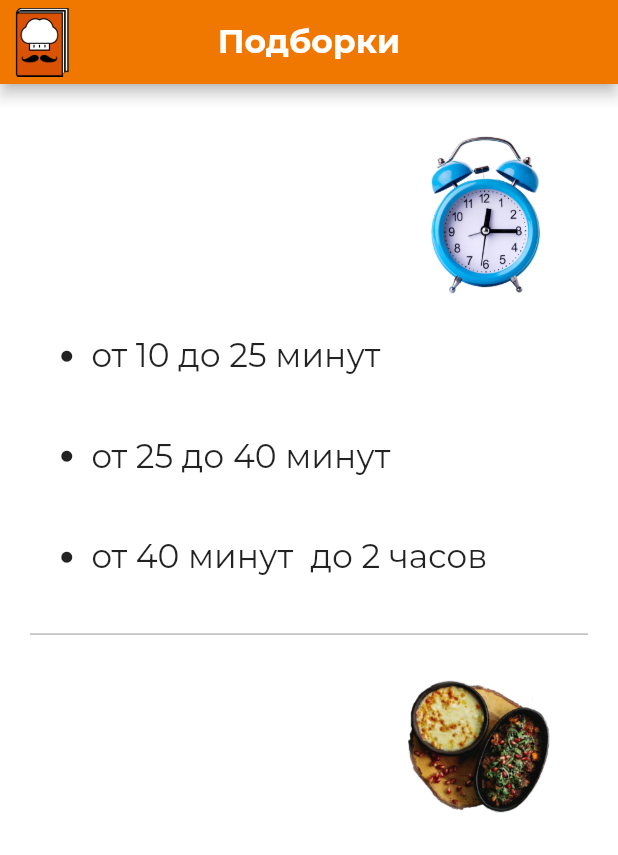
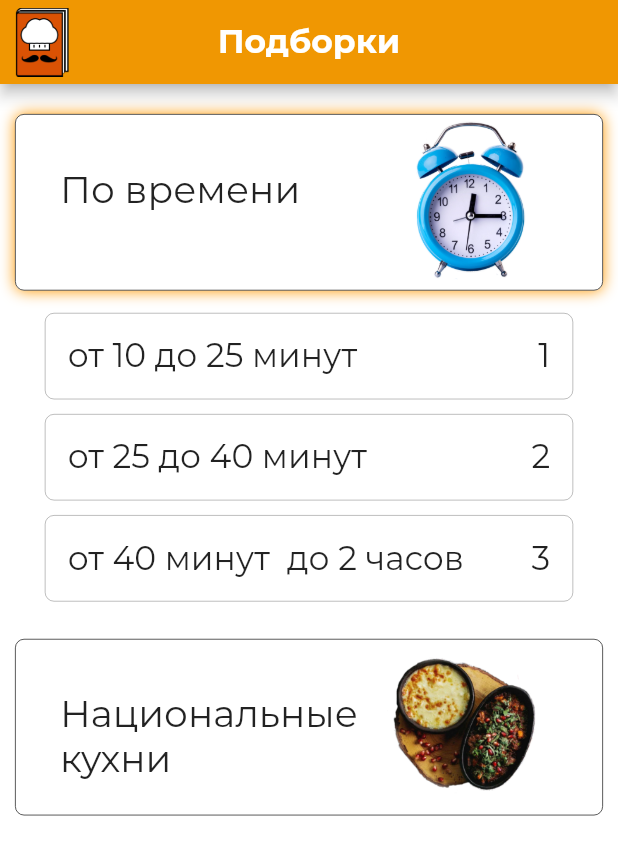
Before and after one commit to OlesiaPalchunova/voice-recipe, a Flutter app: the SetsListScreen screen opened directly, after a tap on "По времени", on a phone screen of 412 x 824 dp. Shown: the top 855 px of the screen. Run offline on Flutter 3.47's test engine with Material 2 defaults, Android fonts, the phone set to English and light mode, and no system bars; our stand-ins replace audioplayers, flex_color_scheme, flutter_local_notifications, flutter_tts, shared_preferences, speech_to_text and 1 more; accounts and stored records are empty; project files that could hold a hidden picture were left out.

Commit message:
came up with amazing styles and design solutions

```diff
--- a/lib/components/sets/set_header_card.dart
+++ b/lib/components/sets/set_header_card.dart
@@ -3,8 +3,6 @@ import 'package:voice_recipe/components/sets/sets_options_list.dart';
 
 import 'package:voice_recipe/config.dart';
 import 'package:voice_recipe/model/sets_info.dart';
-
-import '../../screens/set_screen.dart';
 
 class SetHeaderCard extends StatefulWidget {
   const SetHeaderCard({Key? key, required this.set, required this.onTap})
@@ -60,6 +58,12 @@ class _SetHeaderCardState extends State<SetHeaderCard>
 
   @override
   Widget build(BuildContext context) {
+    List<Color> gradientColors = Config.darkModeOn ? [
+    Config.backgroundColor(),
+        Config.backgroundColor(),
+    Config.pressed(),
+    Config.backgroundColor(), ] : [Config.backgroundColor(),
+    Config.backgroundColor()];
     return GestureDetector(
       onTap: () => setState(() {
         _isPressed = !_isPressed;
@@ -88,36 +92,42 @@ class _SetHeaderCardState extends State<SetHeaderCard>
                 Stack(children: [
                   SizedBox(
                     child: AnimatedContainer(
-                          duration: const Duration(milliseconds: 200),
+                      duration: Config.animationTime,
                       height: Config.pageHeight(context) / 7,
                       decoration: BoxDecoration(
-                              borderRadius: BorderRadius.circular(Config.borderRadius),
-                              color: _isPressed ? Config.backgroundColor() :
-                                      Config.iconBackColor(),
-                              boxShadow: _isPressed ?
-                                  [
-                                    const BoxShadow(
-                                    color: Colors.white54,
-                                      blurRadius: 12,
+                          gradient: LinearGradient(
+                            colors: gradientColors,
+                            // begin: Alignment.topCenter,
+                            // end: Alignment.bottomCenter
+                          ),
+                          border: Border.all(color: Config.iconColor(),
+                              width: Config.darkModeOn ? 0.2 : 0.5),
+                          borderRadius:
+                              BorderRadius.circular(Config.borderRadius),
+                          color: _isPressed
+                              ? Config.backgroundColor()
+                              : Config.iconBackColor(),
+                          boxShadow: _isPressed
+                              ? [
+                                  BoxShadow(
+                                    color: Config.getColor(widget.set.id),
+                                    blurRadius: Config.darkModeOn ? 15 : 8,
                                     // offset: Offset(16, 16)
                                   )
-                                  ] :
-                                  []
-                          ),
+                                ]
+                              : []),
                       child: Row(
                         children: [
                           SizedBox(
                             width: Config.pageWidth(context) * 0.6,
                           ),
-                              ClipRRect(
-                                  borderRadius:
-                                      BorderRadius.circular(Config.borderRadius),
-                                  child: Image(
+                          Image(
                             image: AssetImage(widget.set.imageUrl),
-                                    height: _isPressed ? Config.pageHeight(context) / 7
+                            height: _isPressed
+                                ? Config.pageHeight(context) / 7
                                 : Config.pageHeight(context) / 8,
                             // fit: BoxFit.fitWidth,
-                                  )),
+                          ),
                         ],
                       ),
                     ),
@@ -125,22 +135,17 @@ class _SetHeaderCardState extends State<SetHeaderCard>
                   Container(
                     alignment: Alignment.centerLeft,
                     padding: const EdgeInsets.fromLTRB(30, 35, 0, 50),
-                        child: Text(
-                          widget.set.name,
-                          style: const TextStyle(
-                              fontFamily: Config.fontFamilyBold,
+                    child: Text(widget.set.name,
+                        style: TextStyle(
+                            fontFamily: Config.fontFamily,
                             fontSize: 25,
-                              fontWeight: FontWeight.bold,
-                              color: Colors.white),
-                        ),
+                            color: Config.iconColor())),
                   ),
                 ]),
-                    _isPressed
-                        ? SetsOptionsList(set: widget.set)
-                        : Container()
+                _isPressed ? SetsOptionsList(set: widget.set) : Container()
               ],
+            ),
           )),
-          ),
     );
   }
 }
--- /dev/null
+++ b/lib/components/sets/set_option_tile.dart
@@ -0,0 +1,88 @@
+import 'package:flutter/cupertino.dart';
+import 'package:flutter/material.dart';
+
+import '../../config.dart';
+import '../../model/sets_info.dart';
+import '../../screens/set_screen.dart';
+
+class SetOptionTile extends StatefulWidget {
+  const SetOptionTile({Key? key, required this.setOption}) : super(key: key);
+
+  final SetOption setOption;
+
+  @override
+  State<SetOptionTile> createState() => _SetOptionTileState();
+}
+
+class _SetOptionTileState extends State<SetOptionTile> {
+  bool _isPressed = false;
+
+  @override
+  Widget build(BuildContext context) {
+    return GestureDetector(
+      onTap: () {
+        setState(() {
+          _isPressed = true;
+        });
+      },
+      child: AnimatedContainer(
+        duration: Config.shortAnimationTime,
+        onEnd: () {
+          if (_isPressed) {
+            _navigateToSet(context, widget.setOption);
+          }
+          setState(() {
+            _isPressed = false;
+          });
+        },
+        decoration: BoxDecoration(
+            border: Border.all(color: Config.iconColor(), width: 0.2),
+            borderRadius: BorderRadius.circular(Config.borderRadius),
+            color:
+                _isPressed ? Config.pressed() : Config.notPressed(),
+        ),
+        width: Config.pageWidth(context),
+        margin: const EdgeInsets.symmetric(
+            vertical: Config.margin * 0.5, horizontal: Config.margin * 2),
+        padding: const EdgeInsets.all(Config.padding * 1.5),
+        child: Stack(
+          children: [
+            Text(
+            widget.setOption.name,
+            textAlign: TextAlign.center,
+            style: TextStyle(
+                fontSize: 22,
+                fontFamily: Config.fontFamily,
+                fontWeight: FontWeight.w500,
+                color: Config.iconColor()
+            ),
+          ),
+            Row(
+              mainAxisAlignment: MainAxisAlignment.spaceBetween,
+              children: [
+                Container(),
+                Text(
+                  widget.setOption.getRecipes().length.toString(),
+                  textAlign: TextAlign.right,
+                  style: TextStyle(
+                      fontSize: 22,
+                      fontFamily: Config.fontFamily,
+                      fontWeight: FontWeight.w500,
+                      color: Config.iconColor()
+                  ),
+                ),
+              ],
+            ),
+          ]
+        ),
+      ),
+    );
+  }
+
+  void _navigateToSet(BuildContext context, SetOption setOption) {
+    Navigator.of(context).push(MaterialPageRoute(
+        builder: (context) => SetScreen(
+              setOption: setOption,
+            )));
+  }
+}
--- a/lib/components/sets/sets_options_list.dart
+++ b/lib/components/sets/sets_options_list.dart
@@ -1,9 +1,8 @@
-import 'package:flutter/cupertino.dart';
 import 'package:flutter/material.dart';
+import 'package:voice_recipe/components/sets/set_option_tile.dart';
 
 import '../../config.dart';
 import '../../model/sets_info.dart';
-import '../../screens/set_screen.dart';
 
 class SetsOptionsList extends StatefulWidget {
   const SetsOptionsList({super.key, required this.set});
@@ -28,7 +27,6 @@ class _SetsOptionsListState extends State<SetsOptionsList> with SingleTickerProv
 
   late AnimationController _staggeredController;
   final List<Interval> _itemSlideIntervals = [];
-  late Interval _buttonInterval;
 
   @override
   void initState() {
@@ -51,12 +49,6 @@ class _SetsOptionsListState extends State<SetsOptionsList> with SingleTickerProv
         ),
       );
     }
-    final buttonStartTime = Duration(milliseconds: (_setOptions.length * 50)) + _buttonDelayTime;
-    final buttonEndTime = buttonStartTime + _buttonTime;
-    _buttonInterval = Interval(
-      buttonStartTime.inMilliseconds / _animationDuration.inMilliseconds,
-      buttonEndTime.inMilliseconds / _animationDuration.inMilliseconds,
-    );
   }
 
   @override
@@ -86,47 +78,16 @@ class _SetsOptionsListState extends State<SetsOptionsList> with SingleTickerProv
               ),
             );
           },
-          child: GestureDetector(
-            onTap: () => _navigateToSet(context, widget.set, _setOptions[i]),
-            child: Container(
-              padding: const EdgeInsets.symmetric(vertical: Config.padding * 2,
-              horizontal: Config.padding * 2),
-              alignment: Alignment.centerLeft,
-              child: Row(
-                children: [
-                  Icon(
-                    Icons.circle,
-                    color: Config.iconColor(),
-                    size: 9,
-                  ),
-                  SizedBox(
-                    width: Config.pageWidth(context) / 35
-                  ),
-                  Text(
-                    _setOptions[i].name,
-                    textAlign: TextAlign.left,
-                    style: TextStyle(
-                        fontSize: 22,
-                        fontFamily: Config.fontFamily,
-                        fontWeight: FontWeight.w500,
-                        color: Config.iconColor()
-                    ),
-                  ),
-                ],
-              ),
-            ),
-          ),
+          child: SetOptionTile(setOption: _setOptions[i],),
         ),
       );
     }
-    return Column(
-      children: listItems,
+
+    return Container(
+      margin: const EdgeInsets.fromLTRB(0, Config.margin, 0, 0),
+      child: Column(
+        children: listItems,
+      ),
     );
   }
-
-  void _navigateToSet(BuildContext context, RecipesSet set, SetOption setOption) {
-    Navigator.of(context)
-        .push(MaterialPageRoute(builder: (context) => SetScreen(
-      set: set, setOption: setOption,)));
-  }
 }
--- a/lib/components/sidebar_menu/side_bar_menu.dart
+++ b/lib/components/sidebar_menu/side_bar_menu.dart
@@ -40,7 +40,7 @@ class SideBarMenu extends StatefulWidget {
         const SizedBox(width: 20),
         Text(
           name,
-          style: TextStyle(fontSize: 16, color: Config.iconColor(),
+          style: TextStyle(fontSize: 20, color: Config.iconColor(),
             fontFamily: Config.fontFamily,),
         ),
       ],
@@ -78,7 +78,7 @@ class _SideBarMenuState extends State<SideBarMenu> {
                       color: Config.iconColor(),
                     ),
                     SideBarMenu.buildHeader(
-                        name: "Голосовые команды",
+                        name: "Голосовые\nкоманды",
                         onClicked: () => Navigator.of(context).push(MaterialPageRoute(
                           builder: (context) => const SetsListScreen(),
                         )),
--- a/lib/config.dart
+++ b/lib/config.dart
@@ -1,5 +1,6 @@
 import 'dart:io';
 
+import 'package:flex_color_scheme/flex_color_scheme.dart';
 import 'package:flutter/material.dart';
 import 'package:flutter/services.dart';
 import 'package:voice_recipe/themes/dark_theme_preference.dart';
@@ -25,12 +26,14 @@ class Config {
   static const padding = 10.0;
   static const margin = 10.0;
   static var darkModeOn = false;
+  static const Duration shortAnimationTime = Duration(milliseconds: 150);
+  static const Duration animationTime = Duration(milliseconds: 200);
 
   static init() async {
     darkModeOn = await DarkThemePreference().getTheme();
     if (Platform.isAndroid) {
       SystemChrome.setSystemUIOverlayStyle(const SystemUiOverlayStyle(
-          systemNavigationBarColor: Colors.black,
+          systemNavigationBarColor: _darkThemeBackColor,
           systemNavigationBarIconBrightness:Brightness.light));
     }
   }
@@ -76,6 +79,24 @@ class Config {
     800:Color.fromRGBO(237, 120, 47, .9),
     900:Color.fromRGBO(237, 120, 47, 1),
   };
+
+  static Color appBarColor() {
+    return Config.darkModeOn ? Colors.black87 : const Color(0xfff09702);
+  }
+
+  static Color notPressed() {
+    if (darkModeOn) {
+      return _darkThemeBackColor;
+    }
+    return _iconBackColor;
+  }
+
+  static Color pressed() {
+    if (darkModeOn) {
+      return _darkIconDisabledBackColor;
+    }
+    return Colors.orangeAccent.lighten(10);
+  }
 
   static Color backgroundColor() {
     if (darkModeOn) {
--- a/lib/model/sets_info.dart
+++ b/lib/model/sets_info.dart
@@ -58,7 +58,9 @@ final List<SetOption> timesSetOptions = [
 
 final List<SetOption> nationalSetOptions = [
   StandardSetOption(name: "Русская кухня", options: [borsh, syrniki]),
-  StandardSetOption(name: "Итальянская кухня", options: [carbonara])
+  StandardSetOption(name: "Итальянская кухня", options: [carbonara]),
+  StandardSetOption(name: "Американская кухня", options: [muffins]),
+  StandardSetOption(name: "Азиатская кухня", options: [soba]),
 ];
 
 final List<List<SetOption>> optionsResolve = [timesSetOptions, nationalSetOptions];
--- a/lib/screens/sets_list_screen.dart
+++ b/lib/screens/sets_list_screen.dart
@@ -1,6 +1,4 @@
 import 'package:flutter/material.dart';
-import 'package:voice_recipe/components/sidebar_menu/side_bar_menu.dart';
-import 'package:voice_recipe/components/slider_gesture_handler.dart';
 import 'package:voice_recipe/model/sets_info.dart';
 import 'package:voice_recipe/components/sets/set_header_card.dart';
 import 'package:voice_recipe/config.dart';
@@ -13,13 +11,11 @@ class SetsListScreen extends StatefulWidget {
 }
 
 class _SetsListScreen extends State<SetsListScreen> {
-
   @override
   Widget build(BuildContext context) {
     return Scaffold(
         appBar: AppBar(
-          backgroundColor:
-              Config.darkModeOn ? Colors.black87 : Config.colorScheme[80],
+          backgroundColor: Config.appBarColor(),
           title: const Text(
             "Подборки",
             style: TextStyle(
@@ -33,33 +29,19 @@ class _SetsListScreen extends State<SetsListScreen> {
               padding: const EdgeInsets.all(5),
               child: Image.asset("assets/images/voice_recipe.png")),
         ),
-        drawer: SideBarMenu(onUpdate: () => setState(() {})),
         body: Builder(
-            builder: (context) => SliderGestureHandler(
-                  handleTaps: false,
-                  ignoreVerticalSwipes: false,
-                  onRight: () {},
-                  onLeft: () => Scaffold.of(context).openDrawer(),
-                  child: Container(
+          builder: (context) => Container(
             color: Config.backgroundColor(),
             child: ListView.builder(
               physics: const BouncingScrollPhysics(),
-                      padding: const EdgeInsets.all(20),
+              padding: const EdgeInsets.all(Config.padding),
               itemCount: sets.length,
-                      itemBuilder: (_, index) => Column(
-                        children: [
-                          SetHeaderCard(
+              itemBuilder: (_, index) => SetHeaderCard(
                 set: sets[index],
-                            onTap: () {
-                            },
-                          ),
-                          index < sets.length - 1 ? Divider(
-                            color: Config.iconColor().withOpacity(0.4)
-                          ) : Container()
-                        ],
-                      )
+                onTap: () {},
               ),
             ),
-                )));
+          ),
+        ));
   }
 }
```
Also changed, not shown: lib/components/recipe_header_card.dart (+42 -15 lines), lib/screens/home_screen.dart (+9 -8 lines), lib/screens/set_screen.dart (+3 -15 lines). Lines whose indentation alone changed are shown as unchanged.
